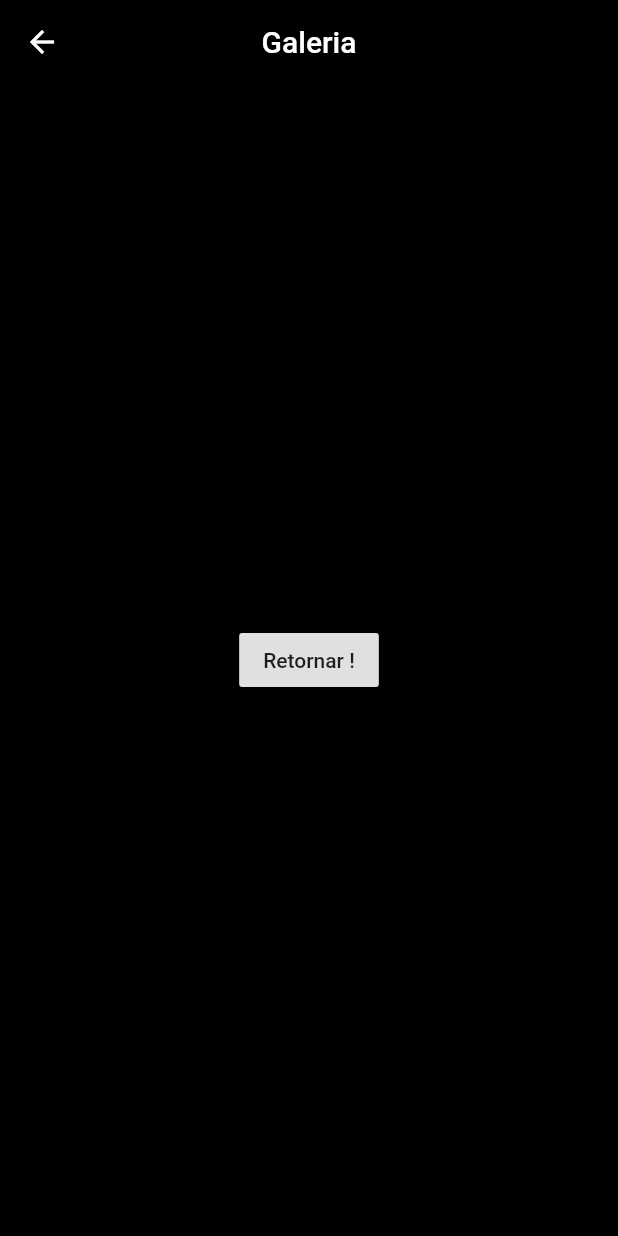
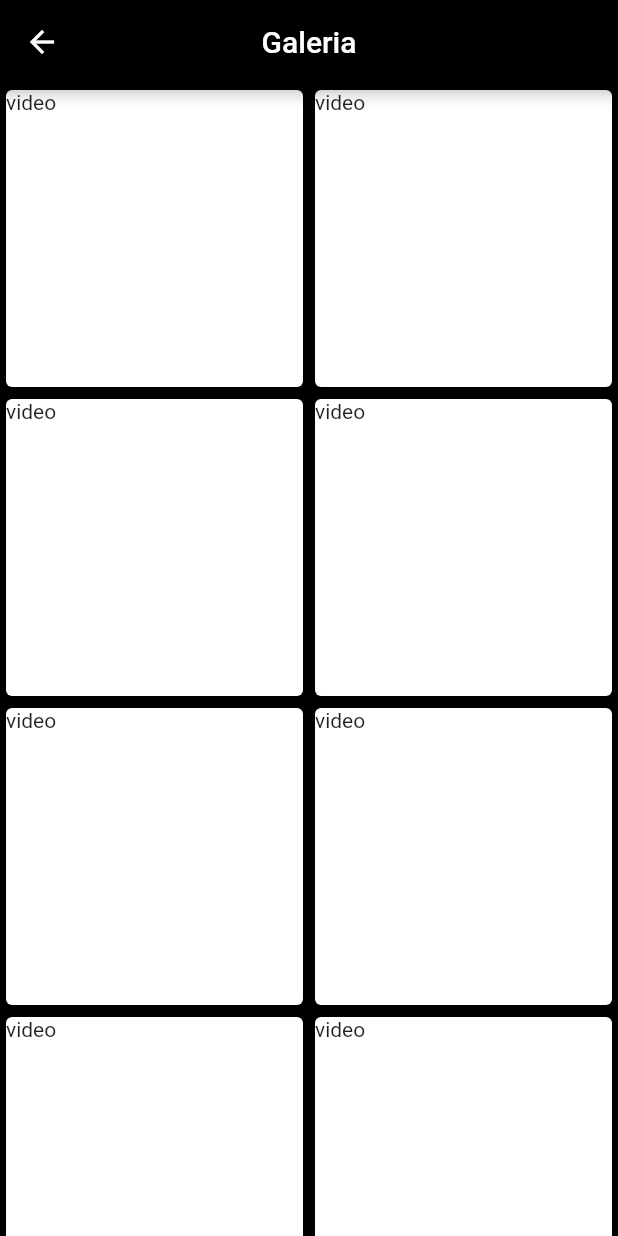
Before and after one commit to ElisangelaWendt/video_recorder, a Flutter app: the screen it shows after launch, after a tap on "Galeria", on a phone screen of 412 x 824 dp. Run offline on Flutter 3.47's test engine with Material 2 defaults, Android fonts, the phone set to English and light mode, and no system bars; our stand-ins replace camera, firebase_core, video_player; accounts and stored records are empty; network calls fail.

Commit message:
Tela da galeria e ajustes nos botões

```diff
--- a/lib/galeria.dart
+++ b/lib/galeria.dart
@@ -4,20 +4,40 @@ class Galeria extends StatelessWidget {
   @override
   Widget build(BuildContext context) {
     return Scaffold(
-      backgroundColor: Colors.black,
-      appBar: AppBar(
-        backgroundColor: Colors.black,
-        centerTitle: true,
-        title: Text('Galeria'),
-      ),
-      body: Center(
-        child: RaisedButton(
-          onPressed: () {
-            Navigator.pop(context);
-          },
-          child: Text('Retornar !'),
-        ),
-      ),
+      appBar: AppBar(centerTitle: true, title: Text('Galeria')),
+      body: lista(context),
     );
   }
 }
+
+Widget lista(BuildContext context) {
+  return MaterialApp(
+    home: Scaffold(
+      backgroundColor: Colors.black,
+      body: GridView.count(
+        // Create a grid with 2 columns. If you change the scrollDirection to
+        // horizontal, this produces 2 rows.
+        crossAxisCount: 2,
+        // Generate 100 widgets that display their index in the List.
+        children: List.generate(10, (index) {
+          //alterar para quantidade de videos contidas no BD
+          return Center(
+            child: Card(
+              child: InkWell(
+                splashColor: Colors.blue.withAlpha(30),
+                onTap: () {
+                  debugPrint('Card tapped.');
+                },
+                child: const SizedBox(
+                  width: 200,
+                  height: 200,
+                  child: Text('video'),
+                ),
+              ),
+            ),
+          );
+        }),
+      ),
+    ),
+  );
+}
--- a/lib/main.dart
+++ b/lib/main.dart
@@ -1,16 +1,17 @@
 import 'package:flutter/material.dart';
 import 'package:video_recorder/camera_page.dart';
 import 'package:firebase_core/firebase_core.dart';
+import 'package:video_recorder/theme.dart';
 import './galeria.dart';
 
 void main() async {
   WidgetsFlutterBinding.ensureInitialized();
 
-  await Firebase.initializeApp();
+  // await Firebase.initializeApp(); //lembrar de descomentar
 
   runApp(MaterialApp(
-    title: 'Navegação Básica',
-    theme: ThemeData(primarySwatch: Colors.blue),
+    title: 'Video recorder',
+    theme: tema,
     home: Home(),
   ));
 }
@@ -19,28 +20,28 @@ class Home extends StatelessWidget {
   @override
   Widget build(BuildContext context) {
     return Scaffold(
-      appBar: AppBar(
+      appBar: AppBar(title: Text('Video Recorder')),
       backgroundColor: Colors.black,
-          centerTitle: true,
-          title: Text('Video Recorder')),
-      backgroundColor: Colors.black,
-      body: incluiStack(context),
+      body: buttons(context),
     );
   }
 }
 
-Widget incluiStack(BuildContext context) {
+Widget buttons(BuildContext context) {
   return Stack(
     alignment: Alignment.center,
     children: <Widget>[
       Positioned(
         top: 30.0,
+        child: SizedBox(
+          height: 60,
+          width: 160,
           child: RaisedButton(
             color: Colors.cyan[800],
             shape: RoundedRectangleBorder(
               borderRadius: new BorderRadius.circular(5.0),
             ),
-          child: Text('Galeria'),
+            child: const Text('Galeria', textScaleFactor: 1.5),
             onPressed: () {
               Navigator.push(
                 context,
@@ -49,12 +50,16 @@ Widget incluiStack(BuildContext context) {
             },
           ),
         ),
+      ),
       Positioned(
         bottom: 30.0,
+        child: SizedBox(
+          height: 100,
+          width: 100,
           child: RaisedButton(
             color: Colors.cyan[800],
             shape: CircleBorder(),
-          child: Text('+'),
+            child: const Text('+', textScaleFactor: 1.5),
             onPressed: () {
               Navigator.push(
                 context,
@@ -62,6 +67,7 @@ Widget incluiStack(BuildContext context) {
               );
             },
           ),
+        ),
       )
     ],
   );
--- /dev/null
+++ b/lib/theme.dart
@@ -0,0 +1,12 @@
+import 'package:flutter/material.dart';
+
+final tema = ThemeData(
+    appBarTheme: AppBarTheme(
+      backgroundColor: Colors.black,
+      centerTitle: true,
+    ),
+    textTheme: TextTheme(
+      headline5: TextStyle(
+        color: Colors.white,
+      ),
+    ));
```
Also changed, not shown: pubspec.lock, 2 other files. Lines whose indentation alone changed are shown as unchanged.
